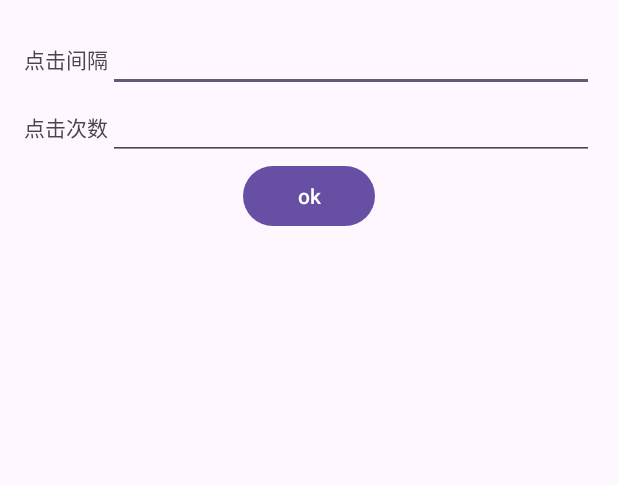
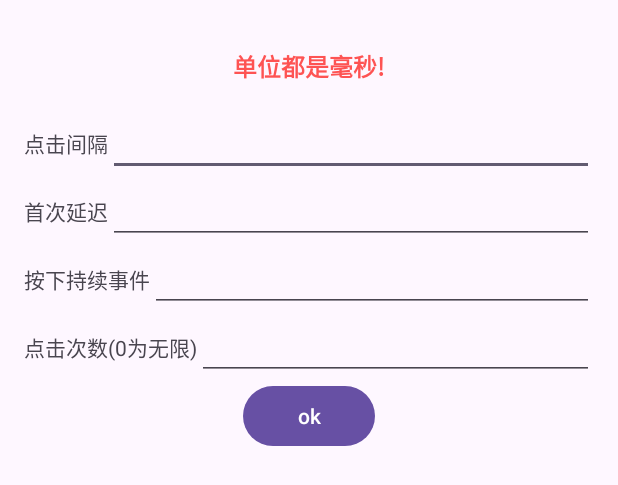
Before and after one commit to DongDian455/AccessibilityUtils, an Android app: the layout dialog_motify_clickinfo.xml on its own in the app's theme, with its tools: preview values and no code run, on a phone screen of 412 x 824 dp. Shown: the top 485 px of the screen. Run offline under Robolectric (Android 15) with nearby library versions, the phone set to English and light mode, and no system bars.

Commit message:
feat : update the logic for the auto click service

```diff
--- a/app/src/main/java/com/returntolife/accessibilityutils/ClickInfo.kt
+++ b/app/src/main/java/com/returntolife/accessibilityutils/ClickInfo.kt
@@ -5,9 +5,13 @@ package com.returntolife.accessibilityutils
  *@date: 9/18/23
  *des:
  */
-class ClickInfo(val id:Int,var interval:Int,var clickCount:Int=REVERT) {
+data class ClickInfo(val id:Int,var interval:Int,var firstDelayTime:Long = DEFAULT_FIRST_DELAY_TIME,var pressTime:Int = DEFAULT_PRESS_TIME ,var clickCount:Int=REVERT) {
 
  companion object{
+     //0表示无限次
      const val REVERT = 0
+
+     const val DEFAULT_PRESS_TIME = 50
+     const val DEFAULT_FIRST_DELAY_TIME = 100L
  }
 }
--- a/app/src/main/res/layout/dialog_motify_clickinfo.xml
+++ b/app/src/main/res/layout/dialog_motify_clickinfo.xml
@@ -5,6 +5,15 @@
     android:padding="16dp"
     android:layout_height="wrap_content">
 
+    <TextView
+        android:layout_gravity="center"
+        android:padding="16dp"
+        android:textStyle="bold"
+        android:textSize="16sp"
+        android:text="单位都是毫秒!"
+        android:textColor="@color/Primary100"
+        android:layout_width="wrap_content"
+        android:layout_height="wrap_content"/>
 
     <LinearLayout
         android:orientation="horizontal"
@@ -23,13 +32,50 @@
             android:layout_height="wrap_content"/>
     </LinearLayout>
 
+
+
     <LinearLayout
         android:orientation="horizontal"
         android:layout_width="match_parent"
         android:layout_height="wrap_content">
 
         <TextView
-            android:text="点击次数"
+            android:text="首次延迟"
+            android:layout_width="wrap_content"
+            android:layout_height="wrap_content"/>
+
+        <EditText
+            android:inputType="number"
+            android:id="@+id/et_delay_time"
+            android:layout_width="match_parent"
+            android:layout_height="wrap_content"/>
+    </LinearLayout>
+
+
+    <LinearLayout
+        android:orientation="horizontal"
+        android:layout_width="match_parent"
+        android:layout_height="wrap_content">
+
+        <TextView
+            android:text="按下持续事件"
+            android:layout_width="wrap_content"
+            android:layout_height="wrap_content"/>
+
+        <EditText
+            android:inputType="number"
+            android:id="@+id/et_press_time"
+            android:layout_width="match_parent"
+            android:layout_height="wrap_content"/>
+    </LinearLayout>
+
+    <LinearLayout
+        android:orientation="horizontal"
+        android:layout_width="match_parent"
+        android:layout_height="wrap_content">
+
+        <TextView
+            android:text="点击次数(0为无限)"
             android:layout_width="wrap_content"
             android:layout_height="wrap_content"/>
 
--- a/app/src/main/res/layout/view_floating_click.xml
+++ b/app/src/main/res/layout/view_floating_click.xml
@@ -18,6 +18,6 @@
         android:text="1"
         android:layout_gravity="center"
         android:id="@+id/tv_name"
-        android:layout_width="wrap_content"
-        android:layout_height="wrap_content"/>
+        android:layout_width="25dp"
+        android:layout_height="25dp"/>
 </merge>
--- a/app/src/main/res/values/colors.xml
+++ b/app/src/main/res/values/colors.xml
@@ -4,4 +4,6 @@
     <color name="white">#FFFFFFFF</color>
 
     <color name="white_30">#4cFFFFFF</color>
+
+    <color name="Primary100">#fffe5353</color>;
 </resources>
```
Also changed, not shown: app/src/main/java/com/returntolife/accessibilityutils/AutoClickService.kt (+15 -15 lines), app/src/main/java/com/returntolife/accessibilityutils/DragViewGroup.kt (+25 -3 lines), app/src/main/java/com/returntolife/accessibilityutils/FloatingClickView.kt (+35 -16 lines), app/src/main/java/com/returntolife/accessibilityutils/MainActivity.kt (+10 -0 lines), app/src/main/java/com/returntolife/accessibilityutils/MenuManager.kt (+42 -25 lines), app/src/main/res/layout/activity_main.xml (+14 -0 lines).
